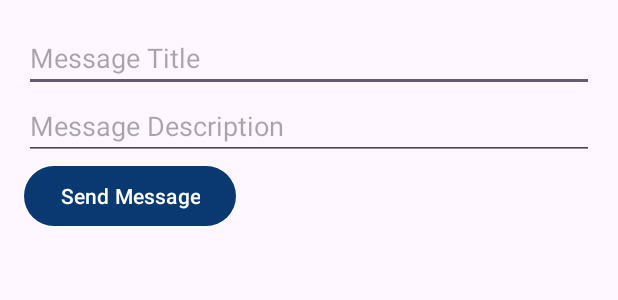
After one commit to reeves63/VirtualMembership_MobileApp, an Android app: the layout activity_create_message.xml on its own in the app's theme, with its tools: preview values and no code run, on a phone screen of 412 x 824 dp. The commit adds this screen. Shown: the top 300 px of the screen. Run offline under Robolectric (Android 15) with nearby library versions, the phone set to English and light mode, and no system bars.

Commit message:
Tombol Create Announcement buat message (tapi masih error)

```diff
--- /dev/null
+++ b/app/src/main/res/layout/activity_create_message.xml
@@ -0,0 +1,25 @@
+<?xml version="1.0" encoding="utf-8"?>
+<LinearLayout xmlns:android="http://schemas.android.com/apk/res/android"
+    android:layout_width="match_parent"
+    android:layout_height="match_parent"
+    android:orientation="vertical"
+    android:padding="16dp">
+
+    <EditText
+        android:id="@+id/et_message_title"
+        android:layout_width="match_parent"
+        android:layout_height="wrap_content"
+        android:hint="Message Title" />
+
+    <EditText
+        android:id="@+id/et_message_description"
+        android:layout_width="match_parent"
+        android:layout_height="wrap_content"
+        android:hint="Message Description" />
+
+    <Button
+        android:id="@+id/btn_send_message"
+        android:layout_width="wrap_content"
+        android:layout_height="wrap_content"
+        android:text="Send Message" />
+</LinearLayout>
```
Also changed, not shown: app/src/main/java/com/example/uts_pagisore/Membership/AddMembershipActivity.kt (added, +36 -0 lines), app/src/main/java/com/example/uts_pagisore/Message/CreateMessageActivity.kt (added, +56 -0 lines), app/src/main/java/com/example/uts_pagisore/MessagesFragment.kt (+37 -18 lines), app/src/main/java/com/example/uts_pagisore/ShopDetailActivity.kt (+7 -0 lines), app/src/main/res/layout/activity_add_membership.xml (added, +39 -0 lines), app/src/main/res/layout/activity_shop_detail.xml (+8 -0 lines), app/src/main/java/com/example/uts_pagisore/Message/MessagesAdapter.kt (line endings or trailing spaces).
